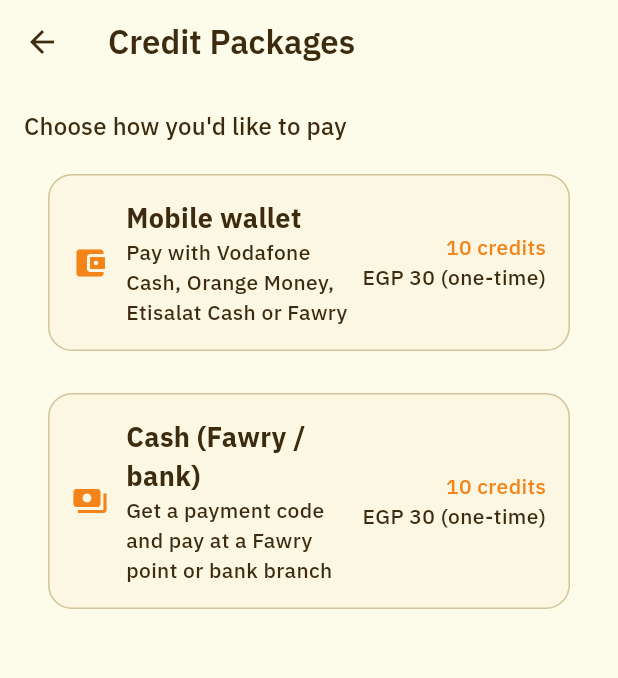
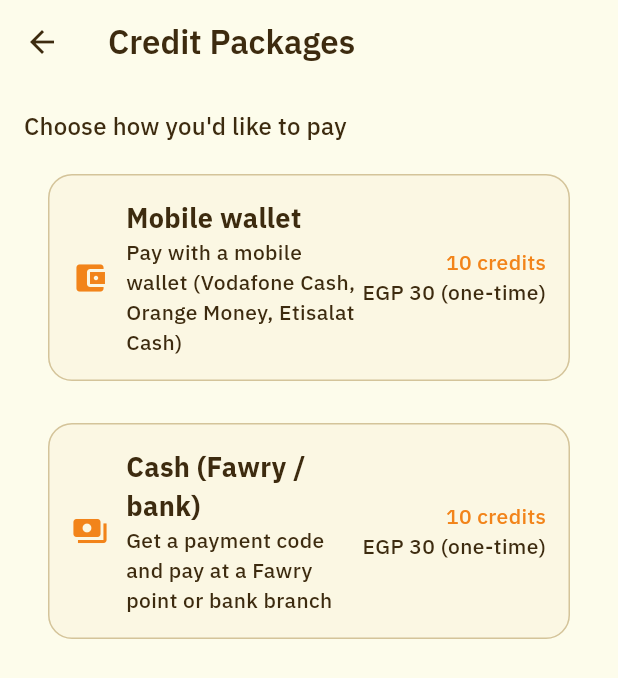
Before and after one commit to Ahmed-Samir11/El72, a Flutter app: the PaymentFlowScreen screen opened directly, after a tap on "Standard", on a phone screen of 412 x 824 dp. Shown: the top 678 px of the screen. Run offline on Flutter 3.47's test engine with Material 3 defaults, Android fonts, the phone set to English and light mode, and no system bars; our stand-ins replace cached_network_image, dio, fl_chart, flutter_riverpod, flutter_secure_storage, shared_preferences; accounts and stored records are empty; statements that could not run were skipped; project files that could hold a hidden picture were left out.

Commit message:
fix: address third review round on the cash payment flow
- guard against an empty payment id (malformed confirm response)
  before entering the result step / starting polling
- cash step describes the method (paymentMethodCashDesc) instead of
  showing code instructions before a code exists
- wallet description no longer lists Fawry (also a cash channel),
  removing the wallet/cash confusion

Note: the review's recurring endpoint-mismatch finding is a false
positive - the backend exposes a single POST /payment/confirm that
dispatches on method_type (card/wallet/cash), which the client already
uses correctly.

```diff
--- a/flutter-app/lib/l10n/app_ar.arb
+++ b/flutter-app/lib/l10n/app_ar.arb
@@ -165,7 +165,7 @@
 
   "selectPaymentMethod": "اختر طريقة الدفع",
   "paymentMethodWallet": "محفظة جوال",
-  "paymentMethodWalletDesc": "ادفع بمحفظة فودافون كاش أو أورنج موني أو اتصالات كاش أو فوري",
+  "paymentMethodWalletDesc": "ادفع بمحفظة جوال (فودافون كاش أو أورنج موني أو اتصالات كاش)",
   "paymentMethodCash": "نقدي (فوري / بنك)",
   "paymentMethodCashDesc": "احصل على رمز دفع وادفع في نقطة فوري أو فرع بنك",
   "selectCashChannel": "اختر قناة الدفع النقدي",
--- a/flutter-app/lib/l10n/app_en.arb
+++ b/flutter-app/lib/l10n/app_en.arb
@@ -165,7 +165,7 @@
 
   "selectPaymentMethod": "Choose how you'd like to pay",
   "paymentMethodWallet": "Mobile wallet",
-  "paymentMethodWalletDesc": "Pay with Vodafone Cash, Orange Money, Etisalat Cash or Fawry",
+  "paymentMethodWalletDesc": "Pay with a mobile wallet (Vodafone Cash, Orange Money, Etisalat Cash)",
   "paymentMethodCash": "Cash (Fawry / bank)",
   "paymentMethodCashDesc": "Get a payment code and pay at a Fawry point or bank branch",
   "selectCashChannel": "Choose your cash channel",
--- a/flutter-app/lib/l10n/app_localizations.dart
+++ b/flutter-app/lib/l10n/app_localizations.dart
@@ -659,7 +659,7 @@ abstract class AppLocalizations {
   /// No description provided for @paymentMethodWalletDesc.
   ///
   /// In en, this message translates to:
-  /// **'Pay with Vodafone Cash, Orange Money, Etisalat Cash or Fawry'**
+  /// **'Pay with a mobile wallet (Vodafone Cash, Orange Money, Etisalat Cash)'**
   String get paymentMethodWalletDesc;
 
   /// No description provided for @paymentMethodCash.
--- a/flutter-app/lib/l10n/app_localizations_ar.dart
+++ b/flutter-app/lib/l10n/app_localizations_ar.dart
@@ -315,7 +315,7 @@ class AppLocalizationsAr extends AppLocalizations {
 
   @override
   String get paymentMethodWalletDesc =>
-      'ادفع بمحفظة فودافون كاش أو أورنج موني أو اتصالات كاش أو فوري';
+      'ادفع بمحفظة جوال (فودافون كاش أو أورنج موني أو اتصالات كاش)';
 
   @override
   String get paymentMethodCash => 'نقدي (فوري / بنك)';
--- a/flutter-app/lib/l10n/app_localizations_en.dart
+++ b/flutter-app/lib/l10n/app_localizations_en.dart
@@ -315,7 +315,7 @@ class AppLocalizationsEn extends AppLocalizations {
 
   @override
   String get paymentMethodWalletDesc =>
-      'Pay with Vodafone Cash, Orange Money, Etisalat Cash or Fawry';
+      'Pay with a mobile wallet (Vodafone Cash, Orange Money, Etisalat Cash)';
 
   @override
   String get paymentMethodCash => 'Cash (Fawry / bank)';
```
Also changed, not shown: flutter-app/lib/src/ui/payment/payment_flow_screen.dart (+14 -1 lines).
